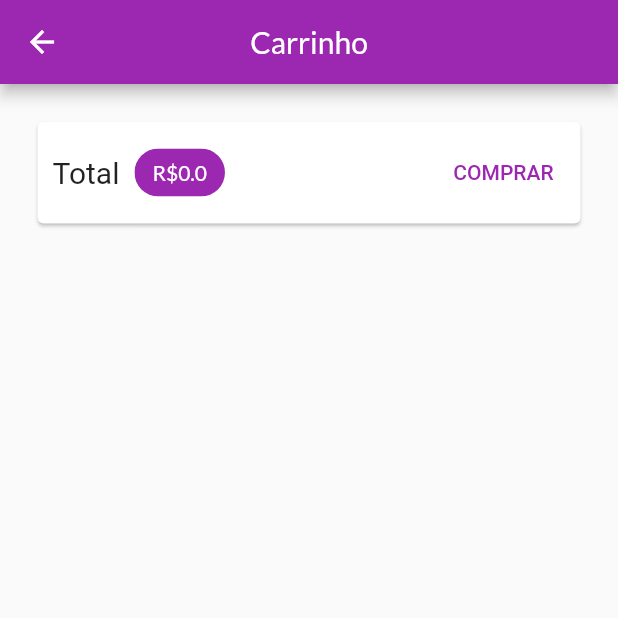
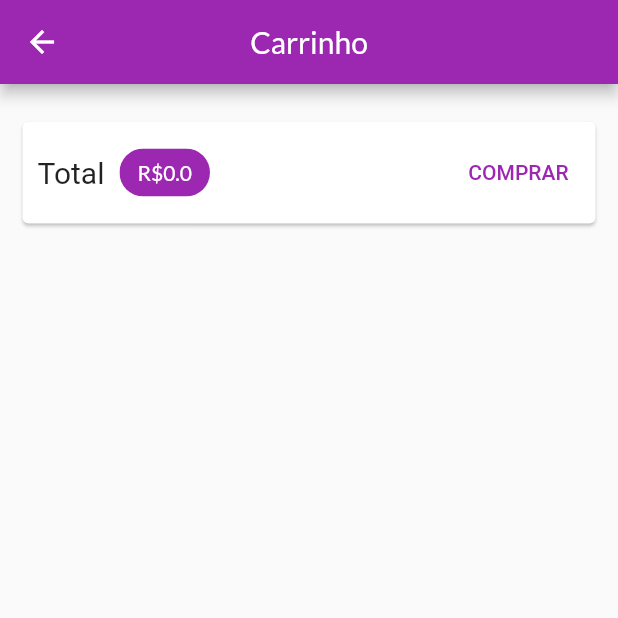
Before and after one commit to Penfore/project_shop, a Flutter app: the CartPage screen opened by its route, on a phone screen of 412 x 824 dp, the top half of it. Run offline on Flutter 3.47's test engine with Material 2 defaults, Android fonts, the phone set to English and light mode, and no system bars; network calls fail.

Commit message:
Improve cart style and functions

```diff
--- a/lib/pages/cart_page.dart
+++ b/lib/pages/cart_page.dart
@@ -1,4 +1,5 @@
 import 'package:flutter/material.dart';
+import 'package:project_shop/components/cart_item.dart';
 import 'package:project_shop/models/cart.dart';
 import 'package:provider/provider.dart';
 
@@ -8,6 +9,7 @@ class CartPage extends StatelessWidget {
   @override
   Widget build(BuildContext context) {
     final Cart cart = Provider.of(context);
+    final items = cart.items.values.toList();
 
     return Scaffold(
       appBar: AppBar(
@@ -17,7 +19,7 @@ class CartPage extends StatelessWidget {
       body: Column(
         children: [
           Card(
-            margin: const EdgeInsets.all(25),
+            margin: const EdgeInsets.symmetric(horizontal: 15, vertical: 25),
             child: Padding(
               padding: const EdgeInsets.all(10),
               child: Row(
@@ -48,6 +50,13 @@ class CartPage extends StatelessWidget {
               ),
             ),
           ),
+          Expanded(
+            child: ListView.builder(
+              itemBuilder: (context, index) =>
+                  CartItemWidget(cartItem: items[index]),
+              itemCount: items.length,
+            ),
+          ),
         ],
       ),
     );
```
Also changed, not shown: lib/components/cart_item.dart (added, +38 -0 lines).
